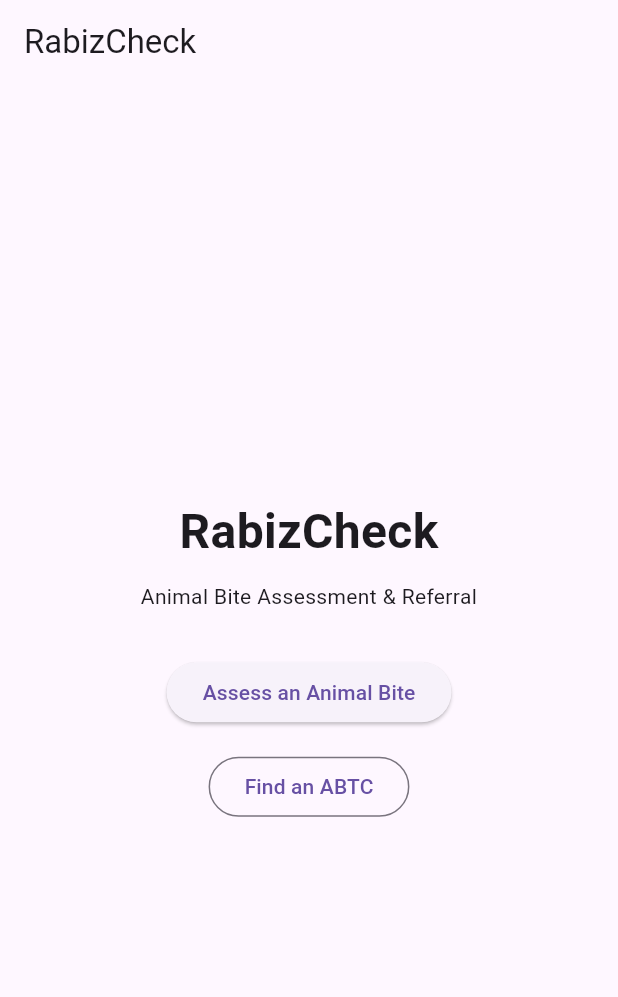
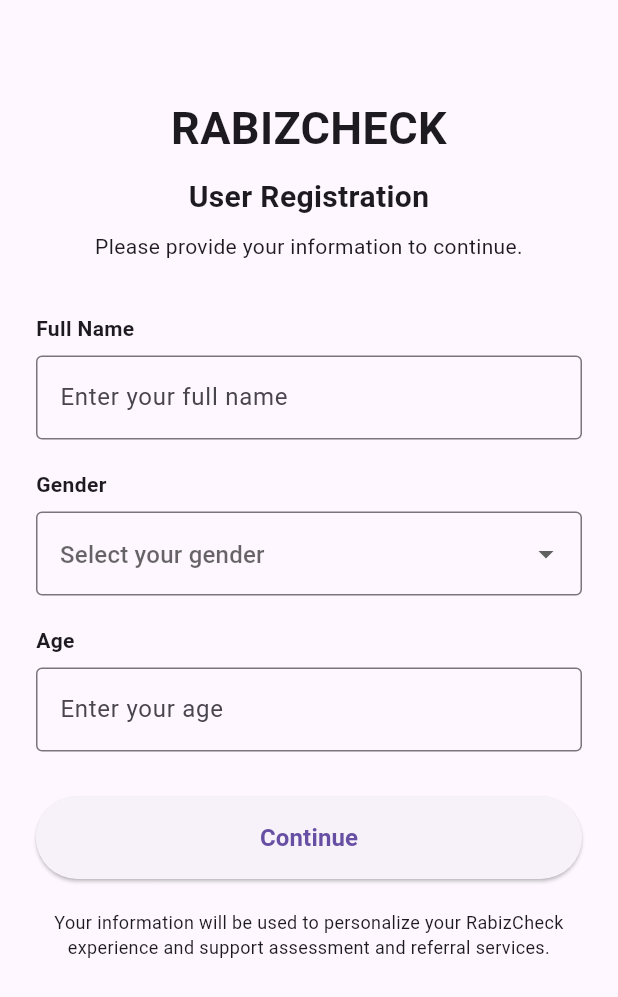
Before and after one commit to DEICIDE58/Capstone, a Flutter app: the screen it shows after launch, on a phone screen of 412 x 824 dp. Shown: the top 997 px of the screen. Run offline on Flutter 3.47's test engine with Material 3 defaults, Android fonts, the phone set to English and light mode, and no system bars; our stand-ins replace geolocator, image_picker, shared_preferences.

Commit message:
adding something

```diff
--- a/lib/main.dart
+++ b/lib/main.dart
@@ -1,18 +1,42 @@
 import 'package:flutter/material.dart';
+import 'package:rabiz_check/screens/home_screen.dart';
+import 'package:shared_preferences/shared_preferences.dart';
+
+import 'user_registration.dart';
 import 'screens/home_screen.dart';
 
-void main() {
-  runApp(const RabizCheckApp());
+void main() async {
+  WidgetsFlutterBinding.ensureInitialized();
+
+  final prefs = await SharedPreferences.getInstance();
+  final registered = prefs.getBool('user_registered') ?? false;
+
+  runApp(
+    RabizCheckApp(
+      registered: registered,
+    ),
+  );
 }
 
 class RabizCheckApp extends StatelessWidget {
-  const RabizCheckApp({super.key});
+  final bool registered;
 
-  @override Widget build(BuildContext context) {
-    return MaterialApp(debugShowCheckedModeBanner: false,
+  const RabizCheckApp({
+    super.key,
+    required this.registered,
+  });
+
+  @override
+  Widget build(BuildContext context) {
+    return MaterialApp(
+      debugShowCheckedModeBanner: false,
       title: 'RabizCheck',
-      theme: ThemeData(useMaterial3: true,),
-      home: const HomeScreen(),
+      theme: ThemeData(
+        useMaterial3: true,
+      ),
+      home: registered
+          ? const HomeScreen()
+          : const UserRegistrationPage(),
     );
   }
 }
--- /dev/null
+++ b/lib/user_registration.dart
@@ -0,0 +1,232 @@
+import 'package:flutter/material.dart';
+import 'package:rabiz_check/screens/home_screen.dart';
+import 'package:shared_preferences/shared_preferences.dart';
+import 'main.dart';
+
+class UserRegistrationPage extends StatefulWidget {
+  const UserRegistrationPage({super.key});
+
+  @override
+  State<UserRegistrationPage> createState() =>
+      _UserRegistrationPageState();
+}
+
+class _UserRegistrationPageState
+    extends State<UserRegistrationPage> {
+
+  final TextEditingController nameController =
+  TextEditingController();
+
+  final TextEditingController ageController =
+  TextEditingController();
+
+  final TextEditingController locationController =
+  TextEditingController();
+
+  String? selectedGender;
+
+  final List<String> genders = [
+    'Male',
+    'Female',
+    'Prefer not to say',
+  ];
+
+  Future<void> registerUser() async {
+    if (nameController.text.trim().isEmpty ||
+        selectedGender == null ||
+        ageController.text.trim().isEmpty) {
+
+      ScaffoldMessenger.of(context).showSnackBar(
+        const SnackBar(
+          content: Text(
+            'Please complete all required information.',
+          ),
+        ),
+      );
+
+      return;
+    }
+
+    final prefs = await SharedPreferences.getInstance();
+
+    await prefs.setString(
+      'user_name',
+      nameController.text.trim(),
+    );
+
+    await prefs.setString(
+      'user_gender',
+      selectedGender!,
+    );
+
+    await prefs.setString(
+      'user_age',
+      ageController.text.trim(),
+    );
+
+    await prefs.setBool(
+      'user_registered',
+      true,
+    );
+
+    if (!mounted) return;
+
+    // Change this to your actual home page.
+    Navigator.pushReplacement(
+      context,
+      MaterialPageRoute(
+        builder: (context) => const HomeScreen(),
+      ),
+    );
+  }
+
+  @override
+  void dispose() {
+    nameController.dispose();
+    ageController.dispose();
+    locationController.dispose();
+    super.dispose();
+  }
+
+  @override
+  Widget build(BuildContext context) {
+    return Scaffold(
+      body: SafeArea(
+        child: SingleChildScrollView(
+          padding: const EdgeInsets.all(24),
+          child: Column(
+            crossAxisAlignment: CrossAxisAlignment.stretch,
+            children: [
+
+              const SizedBox(height: 40),
+
+              const Text(
+                'RABIZCHECK',
+                textAlign: TextAlign.center,
+                style: TextStyle(
+                  fontSize: 30,
+                  fontWeight: FontWeight.bold,
+                ),
+              ),
+
+              const SizedBox(height: 10),
+
+              const Text(
+                'User Registration',
+                textAlign: TextAlign.center,
+                style: TextStyle(
+                  fontSize: 20,
+                  fontWeight: FontWeight.w600,
+                ),
+              ),
+
+              const SizedBox(height: 8),
+
+              const Text(
+                'Please provide your information to continue.',
+                textAlign: TextAlign.center,
+              ),
+
+              const SizedBox(height: 35),
+
+              const Text(
+                'Full Name',
+                style: TextStyle(
+                  fontWeight: FontWeight.bold,
+                ),
+              ),
+
+              const SizedBox(height: 8),
+
+              TextField(
+                controller: nameController,
+                decoration: const InputDecoration(
+                  hintText: 'Enter your full name',
+                  border: OutlineInputBorder(),
+                ),
+              ),
+
+              const SizedBox(height: 20),
+
+              const Text(
+                'Gender',
+                style: TextStyle(
+                  fontWeight: FontWeight.bold,
+                ),
+              ),
+
+              const SizedBox(height: 8),
+
+              DropdownButtonFormField<String>(
+                value: selectedGender,
+                decoration: const InputDecoration(
+                  hintText: 'Select your gender',
+                  border: OutlineInputBorder(),
+                ),
+                items: genders.map((gender) {
+                  return DropdownMenuItem(
+                    value: gender,
+                    child: Text(gender),
+                  );
+                }).toList(),
+                onChanged: (value) {
+                  setState(() {
+                    selectedGender = value;
+                  });
+                },
+              ),
+
+              const SizedBox(height: 20),
+
+              const Text(
+                'Age',
+                style: TextStyle(
+                  fontWeight: FontWeight.bold,
+                ),
+              ),
+
+              const SizedBox(height: 8),
+
+              TextField(
+                controller: ageController,
+                keyboardType: TextInputType.number,
+                decoration: const InputDecoration(
+                  hintText: 'Enter your age',
+                  border: OutlineInputBorder(),
+                ),
+              ),
+
+              const SizedBox(height: 30),
+
+              SizedBox(
+                height: 55,
+                child: ElevatedButton(
+                  onPressed: registerUser,
+                  child: const Text(
+                    'Continue',
+                    style: TextStyle(
+                      fontSize: 16,
+                      fontWeight: FontWeight.bold,
+                    ),
+                  ),
+                ),
+              ),
+
+              const SizedBox(height: 20),
+
+              const Text(
+                'Your information will be used to personalize '
+                    'your RabizCheck experience and support assessment '
+                    'and referral services.',
+                textAlign: TextAlign.center,
+                style: TextStyle(
+                  fontSize: 12,
+                ),
+              ),
+            ],
+          ),
+        ),
+      ),
+    );
+  }
+}
--- a/pubspec.yaml
+++ b/pubspec.yaml
@@ -37,6 +37,7 @@
   image_picker: ^1.2.1
   geolocator: ^14.0.2
   url_launcher: ^6.3.2
+  shared_preferences: ^2.5.3
 
 dev_dependencies:
   flutter_test:
```
Also changed, not shown: pubspec.lock, 1 other file.
